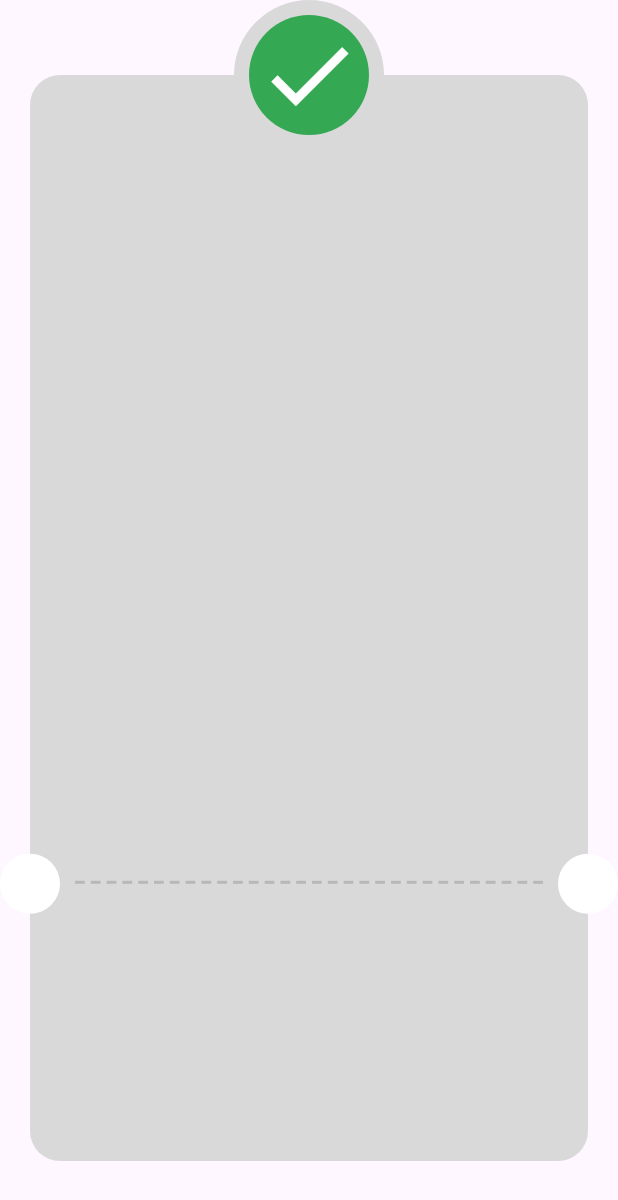
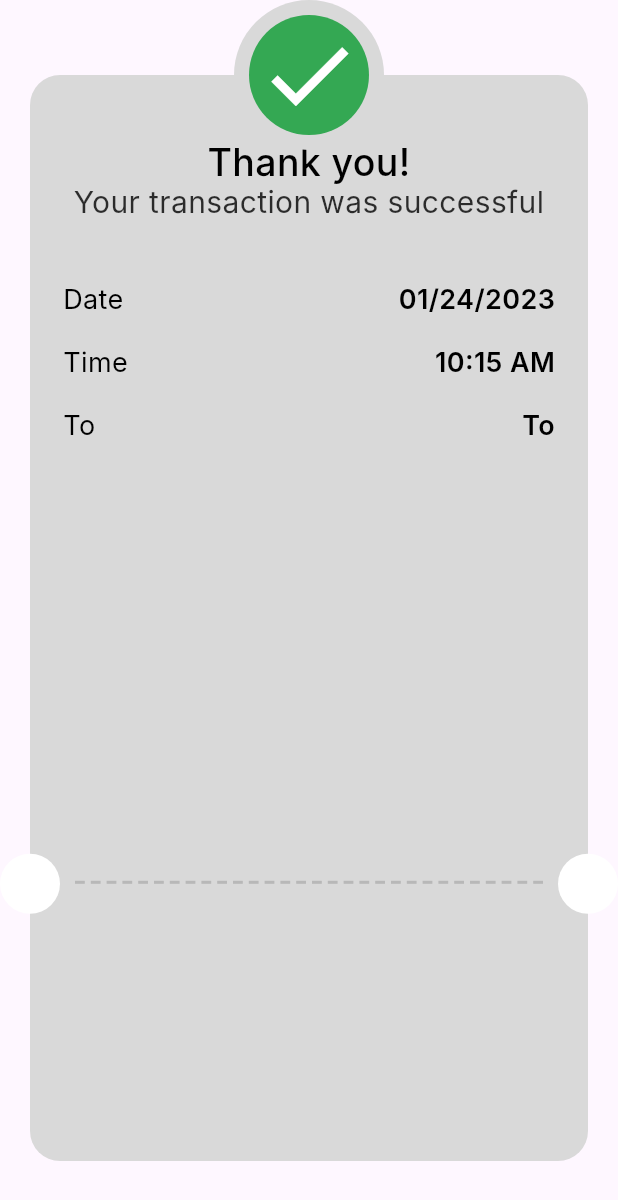
Before and after one commit to SalahYasser/checkout_payment_app, a Flutter app: the ThankYouView screen opened directly, on a phone screen of 412 x 824 dp. Shown: the top 1200 px of the screen. Run offline on Flutter 3.47's test engine with Material 3 defaults, Android fonts, the phone set to English and light mode, and no system bars; our stand-ins replace flutter_credit_card, flutter_svg; Roboto replaces fonts that are missing (Inter).

Commit message:
create payment item info

```diff
--- a/lib/features/checkout/presentation/views/widgets/thank_you_card.dart
+++ b/lib/features/checkout/presentation/views/widgets/thank_you_card.dart
@@ -1,3 +1,4 @@
+import 'package:checkout_payment_app/core/utils/styles.dart';
 import 'package:flutter/material.dart';
 
 class ThankYouCard extends StatelessWidget {
@@ -6,12 +7,61 @@ class ThankYouCard extends StatelessWidget {
   @override
   Widget build(BuildContext context) {
     return Container(
+      width: double.infinity,
       decoration: ShapeDecoration(
         color: Color(0xffD9D9D9),
         shape: RoundedRectangleBorder(
           borderRadius: BorderRadius.circular(20),
         ),
       ),
+      child: Padding(
+        padding: const EdgeInsets.only(top: 25 + 18, left: 22, right: 22),
+        child: Column(
+          children: [
+            Text(
+              'Thank you!',
+              style: Styles.style25,
+              textAlign: TextAlign.center,
+            ),
+            Text(
+              'Your transaction was successful',
+              style: Styles.style20,
+              textAlign: TextAlign.center,
+            ),
+            SizedBox(height: 42),
+            PaymentItemInfo(title: 'Date', value: '01/24/2023'),
+            SizedBox(height: 20),
+            PaymentItemInfo(title: 'Time', value: '10:15 AM'),
+            SizedBox(height: 20),
+            PaymentItemInfo(title: 'To', value: 'To'),
+          ],
+        ),
+      ),
     );
   }
 }
+
+class PaymentItemInfo extends StatelessWidget {
+  const PaymentItemInfo({super.key, required this.title, required this.value});
+
+  final String title, value;
+
+  @override
+  Widget build(BuildContext context) {
+    return Row(
+      children: [
+        Text(
+          title,
+          style: Styles.style18,
+          textAlign: TextAlign.center,
+        ),
+        const Spacer(),
+        Text(
+          value,
+          style: Styles.styleBold18,
+          textAlign: TextAlign.center,
+        )
+      ],
+    );
+  }
+}
```
